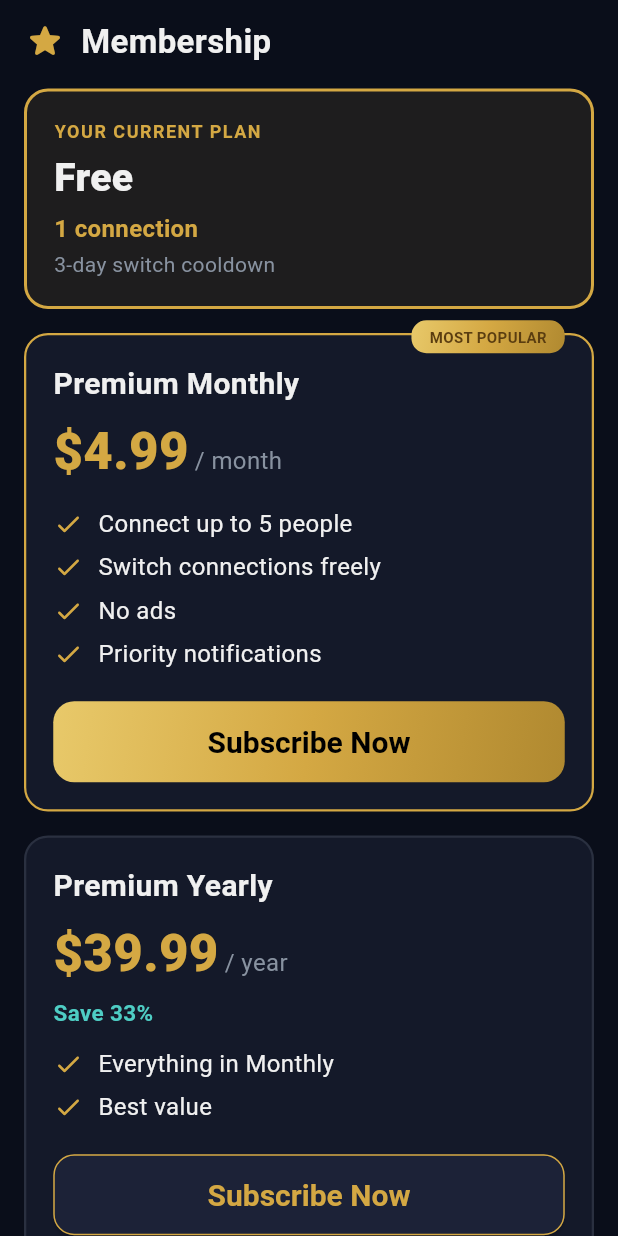
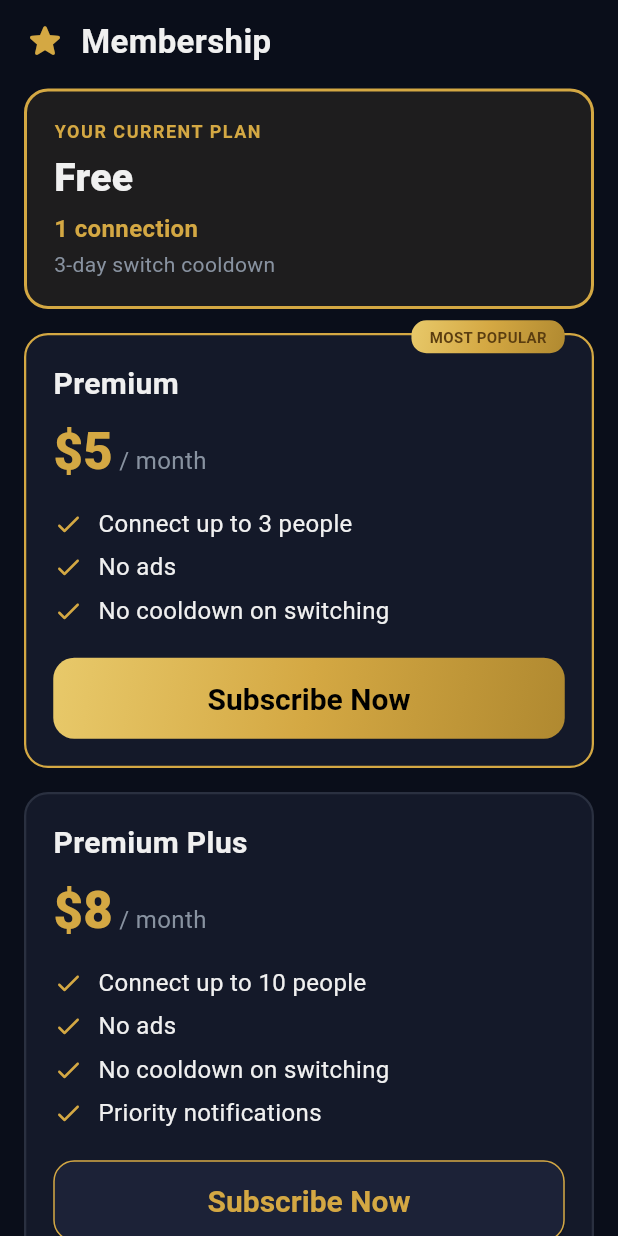
Before and after one commit to anirudhatalmale6-alt/lifeknob-flutter, a Flutter app: the SubscriptionScreen screen opened directly, on a phone screen of 412 x 824 dp. Run offline on Flutter 3.47's test engine with Material 3 defaults, Android fonts, the phone set to English and light mode, and no system bars; our stand-ins replace image_picker, shared_preferences; accounts and stored records are empty; network calls fail.

Commit message:
Red error borders on invalid fields, updated membership pricing
- Invalid fields show red borders when NEXT pressed
- Borders clear when user starts typing in the field
- Membership: Free (1), $5/mo (3 people), $8/mo (10 people)
- Updated both onboarding and subscription screens

Co-Authored-By: Claude Opus 4.6 (1M context) <noreply@anthropic.com>

```diff
--- a/lib/screens/subscription_screen.dart
+++ b/lib/screens/subscription_screen.dart
@@ -63,7 +63,7 @@ class SubscriptionScreen extends StatelessWidget {
                     ),
                     const SizedBox(height: 16),
 
-                    // Premium Monthly
+                    // $5 plan
                     Container(
                       width: double.infinity,
                       padding: const EdgeInsets.all(18),
@@ -86,22 +86,21 @@ class SubscriptionScreen extends StatelessWidget {
                           Column(
                             crossAxisAlignment: CrossAxisAlignment.start,
                             children: [
-                              const Text('Premium Monthly', style: TextStyle(fontSize: 20, fontWeight: FontWeight.w700, color: LKTheme.textPrimary)),
+                              const Text('Premium', style: TextStyle(fontSize: 20, fontWeight: FontWeight.w700, color: LKTheme.textPrimary)),
                               const SizedBox(height: 6),
                               const Row(
                                 crossAxisAlignment: CrossAxisAlignment.baseline,
                                 textBaseline: TextBaseline.alphabetic,
                                 children: [
-                                  Text('\$4.99', style: TextStyle(fontSize: 34, fontWeight: FontWeight.w900, color: LKTheme.gold)),
+                                  Text('\$5', style: TextStyle(fontSize: 34, fontWeight: FontWeight.w900, color: LKTheme.gold)),
                                   SizedBox(width: 4),
                                   Text('/ month', style: TextStyle(fontSize: 16, color: LKTheme.textSecondary)),
                                 ],
                               ),
                               const SizedBox(height: 12),
-                              _feature('Connect up to 5 people'),
-                              _feature('Switch connections freely'),
+                              _feature('Connect up to 3 people'),
                               _feature('No ads'),
-                              _feature('Priority notifications'),
+                              _feature('No cooldown on switching'),
                               const SizedBox(height: 14),
                               SizedBox(
                                 width: double.infinity, height: 54,
@@ -121,7 +120,7 @@ class SubscriptionScreen extends StatelessWidget {
                     ),
                     const SizedBox(height: 16),
 
-                    // Premium Yearly
+                    // $8 plan
                     Container(
                       width: double.infinity,
                       padding: const EdgeInsets.all(18),
@@ -133,22 +132,22 @@ class SubscriptionScreen extends StatelessWidget {
                       child: Column(
                         crossAxisAlignment: CrossAxisAlignment.start,
                         children: [
-                          const Text('Premium Yearly', style: TextStyle(fontSize: 20, fontWeight: FontWeight.w700, color: LKTheme.textPrimary)),
+                          const Text('Premium Plus', style: TextStyle(fontSize: 20, fontWeight: FontWeight.w700, color: LKTheme.textPrimary)),
                           const SizedBox(height: 6),
                           const Row(
                             crossAxisAlignment: CrossAxisAlignment.baseline,
                             textBaseline: TextBaseline.alphabetic,
                             children: [
-                              Text('\$39.99', style: TextStyle(fontSize: 34, fontWeight: FontWeight.w900, color: LKTheme.gold)),
+                              Text('\$8', style: TextStyle(fontSize: 34, fontWeight: FontWeight.w900, color: LKTheme.gold)),
                               SizedBox(width: 4),
-                              Text('/ year', style: TextStyle(fontSize: 16, color: LKTheme.textSecondary)),
+                              Text('/ month', style: TextStyle(fontSize: 16, color: LKTheme.textSecondary)),
                             ],
                           ),
-                          const SizedBox(height: 4),
-                          const Text('Save 33%', style: TextStyle(fontSize: 15, color: LKTheme.teal, fontWeight: FontWeight.w600)),
                           const SizedBox(height: 12),
-                          _feature('Everything in Monthly'),
-                          _feature('Best value'),
+                          _feature('Connect up to 10 people'),
+                          _feature('No ads'),
+                          _feature('No cooldown on switching'),
+                          _feature('Priority notifications'),
                           const SizedBox(height: 14),
                           SizedBox(
                             width: double.infinity, height: 54,
```
Also changed, not shown: lib/screens/onboarding_screen.dart (+48 -21 lines).
